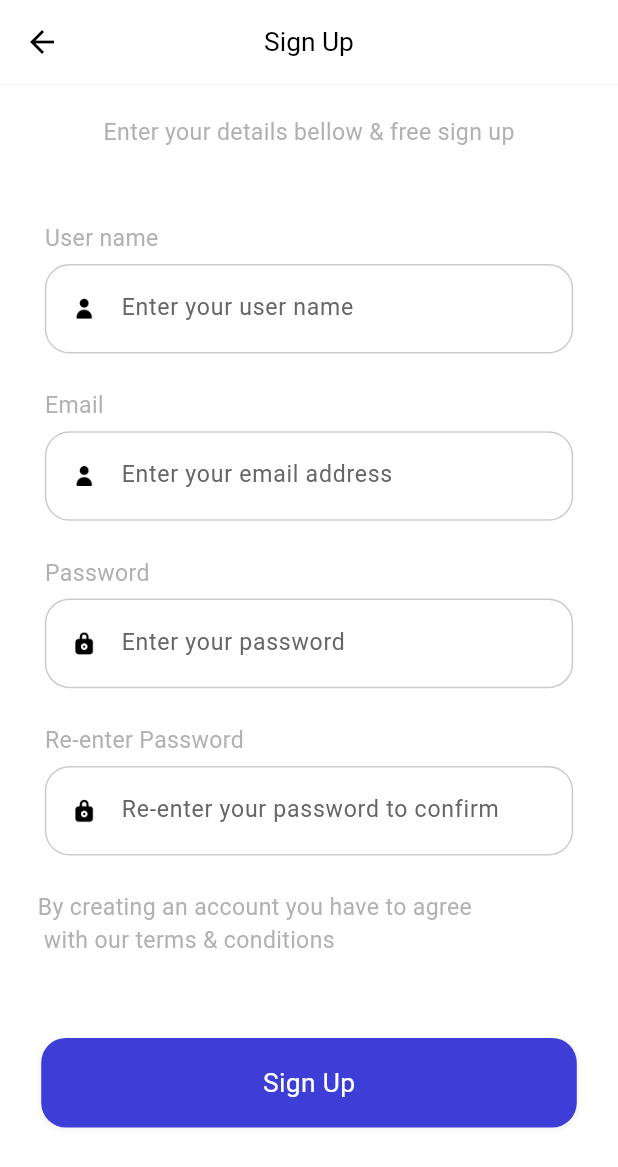
After one commit to Sohag-84/Learning-App, a Flutter app: the Register screen opened by its route, on a phone screen of 412 x 824 dp. The commit adds this screen. Shown: the top 1167 px of the screen. Run offline on Flutter 3.47's test engine with Material 2 defaults, Android fonts, the phone set to English and light mode, and no system bars; our stand-ins replace cloud_firestore, dots_indicator, firebase_auth, firebase_core, flutter_bloc, flutter_screenutil and 1 more; accounts and stored records are empty; Roboto replaces fonts that are missing (Avenir).

Commit message:
register screen is designed

```diff
--- a/lib/main.dart
+++ b/lib/main.dart
@@ -4,7 +4,9 @@ import 'package:firebase_core/firebase_core.dart';
 import 'package:flutter/material.dart';
 import 'package:flutter_bloc/flutter_bloc.dart';
 import 'package:flutter_screenutil/flutter_screenutil.dart';
+import 'package:learning_app/common/values/colors.dart';
 import 'package:learning_app/pages/app_bloc_provider.dart';
+import 'package:learning_app/pages/register/register.dart';
 import 'package:learning_app/pages/sign%20in/signin.dart';
 import 'package:learning_app/pages/welcome/welcome.dart';
 
@@ -20,7 +22,7 @@ class MyApp extends StatelessWidget {
   @override
   Widget build(BuildContext context) {
     return MultiBlocProvider(
-      providers:AppBlocProviders.allBlocProviders,
+      providers: AppBlocProviders.allBlocProviders,
       child: ScreenUtilInit(
         designSize: Size(375, 690),
         builder: (context, child) {
@@ -33,11 +35,13 @@ class MyApp extends StatelessWidget {
               appBarTheme: AppBarTheme(
                 backgroundColor: Colors.white,
                 elevation: 0,
+                iconTheme: IconThemeData(color: AppColors.primaryText)
               ),
             ),
             home: Welcome(),
             routes: {
               "signIn": (context) => SignIn(),
+              "register": (context) => Register(),
             },
           );
         },
--- a/lib/pages/sign in/widgets/sign_in_widget.dart
+++ b/lib/pages/common_widgets.dart
@@ -4,7 +4,7 @@ import 'package:flutter/material.dart';
 import 'package:flutter_screenutil/flutter_screenutil.dart';
 import 'package:learning_app/common/values/colors.dart';
 
-AppBar buildAppBar() {
+AppBar buildAppBar({required String title}) {
   return AppBar(
     bottom: PreferredSize(
       preferredSize: Size.fromHeight(1),
@@ -15,7 +15,7 @@ AppBar buildAppBar() {
       ),
     ),
     title: Text(
-      "Log In",
+      title,
       style: TextStyle(
         color: AppColors.primaryText,
         fontSize: 16.sp,
@@ -173,16 +173,16 @@ Widget buildLoginAndRegistrationButton({
       margin: EdgeInsets.only(
         left: 25.w,
         right: 25.w,
-        top: buttonType == "Login" ? 40.h : 20.h,
+        top: buttonType == "login" ? 40.h : 20.h,
       ),
       alignment: Alignment.center,
       decoration: BoxDecoration(
-        color: buttonType == "Login"
+        color: buttonType == "login"
             ? AppColors.primaryElement
             : AppColors.primaryBackground,
         borderRadius: BorderRadius.circular(15.r),
         border: Border.all(
-          color: buttonType == "Login"
+          color: buttonType == "login"
               ? Colors.transparent
               : AppColors.primaryFourthElementText,
         ),
@@ -200,7 +200,7 @@ Widget buildLoginAndRegistrationButton({
         style: TextStyle(
           fontSize: 16.sp,
           fontWeight: FontWeight.normal,
-          color: buttonType == "Login"
+          color: buttonType == "login"
               ? AppColors.primaryBackground
               : AppColors.primaryText,
         ),
--- /dev/null
+++ b/lib/pages/register/register.dart
@@ -0,0 +1,102 @@
+// ignore_for_file: prefer_const_constructors
+
+import 'package:flutter/material.dart';
+import 'package:flutter_screenutil/flutter_screenutil.dart';
+
+import '../common_widgets.dart';
+
+class Register extends StatefulWidget {
+  const Register({super.key});
+
+  @override
+  State<Register> createState() => _RegisterState();
+}
+
+class _RegisterState extends State<Register> {
+  @override
+  Widget build(BuildContext context) {
+    return Container(
+      color: Colors.white,
+      child: Scaffold(
+        backgroundColor: Colors.white,
+        appBar: buildAppBar(title: "Sign Up"),
+        body: SafeArea(
+          child: SingleChildScrollView(
+            child: Column(
+              crossAxisAlignment: CrossAxisAlignment.start,
+              children: [
+                SizedBox(height: 20),
+                Center(
+                  child: reusableText(
+                    text: "Enter your details bellow & free sign up",
+                  ),
+                ),
+                Container(
+                  margin: EdgeInsets.only(top: 36.h),
+                  padding: EdgeInsets.symmetric(horizontal: 25.h),
+                  child: Column(
+                    crossAxisAlignment: CrossAxisAlignment.start,
+                    children: [
+                      reusableText(text: "User name"),
+                      buildTextField(
+                        hintText: "Enter your user name",
+                        textType: "username",
+                        iconName: 'user',
+                        func: (value) {
+                          // context.read<SignInBloc>().add(EmailEvent(value));
+                        },
+                      ),
+                      reusableText(text: "Email"),
+                      buildTextField(
+                        hintText: "Enter your email address",
+                        textType: "email",
+                        iconName: 'user',
+                        func: (value) {
+                          // context.read<SignInBloc>().add(EmailEvent(value));
+                        },
+                      ),
+                      reusableText(text: "Password"),
+                      buildTextField(
+                        hintText: "Enter your password",
+                        textType: "password",
+                        iconName: 'lock',
+                        func: (value) {
+                          // context
+                          //     .read<SignInBloc>()
+                          //     .add(PasswordEvent(value));
+                        },
+                      ),
+                      reusableText(text: "Re-enter Password"),
+                      buildTextField(
+                        hintText: "Re-enter your password to confirm",
+                        textType: "password",
+                        iconName: 'lock',
+                        func: (value) {
+                          // context
+                          //     .read<SignInBloc>()
+                          //     .add(PasswordEvent(value));
+                        },
+                      ),
+                    ],
+                  ),
+                ),
+                Padding(
+                  padding: const EdgeInsets.only(left: 25.0),
+                  child: reusableText(
+                    text:
+                        "By creating an account you have to agree\n with our terms & conditions",
+                  ),
+                ),
+                buildLoginAndRegistrationButton(
+                  buttonName: "Sign Up",
+                  buttonType: "login",
+                  onTap: () {},
+                ),
+              ],
+            ),
+          ),
+        ),
+      ),
+    );
+  }
+}
--- a/lib/pages/sign in/signin.dart
+++ b/lib/pages/sign in/signin.dart
@@ -7,7 +7,7 @@ import 'package:learning_app/pages/sign%20in/bloc/signin_bloc.dart';
 import 'package:learning_app/pages/sign%20in/bloc/signin_event.dart';
 import 'package:learning_app/pages/sign%20in/bloc/signin_state.dart';
 import 'package:learning_app/pages/sign%20in/sign_in_controller.dart';
-import 'package:learning_app/pages/sign%20in/widgets/sign_in_widget.dart';
+import '../common_widgets.dart';
 
 class SignIn extends StatefulWidget {
   const SignIn({super.key});
@@ -23,7 +23,7 @@ class _SignInState extends State<SignIn> {
       color: Colors.white,
       child: Scaffold(
         backgroundColor: Colors.white,
-        appBar: buildAppBar(),
+        appBar: buildAppBar(title: "Log In"),
         body: SafeArea(
           child: SingleChildScrollView(
             child: BlocBuilder<SignInBloc, SignInState>(
@@ -71,16 +71,18 @@ class _SignInState extends State<SignIn> {
                     forgotPassword(),
                     buildLoginAndRegistrationButton(
                       buttonName: "Login",
-                      buttonType: "Login",
+                      buttonType: "login",
                       onTap: () {
                         SignInController(context: context)
                             .handleSignIn(type: "email");
                       },
                     ),
                     buildLoginAndRegistrationButton(
-                      buttonName: "Register",
+                      buttonName: "Sign Up",
                       buttonType: "registration",
-                      onTap: () {},
+                      onTap: () {
+                        Navigator.pushNamed(context, "register");
+                      },
                     ),
                   ],
                 );
```
